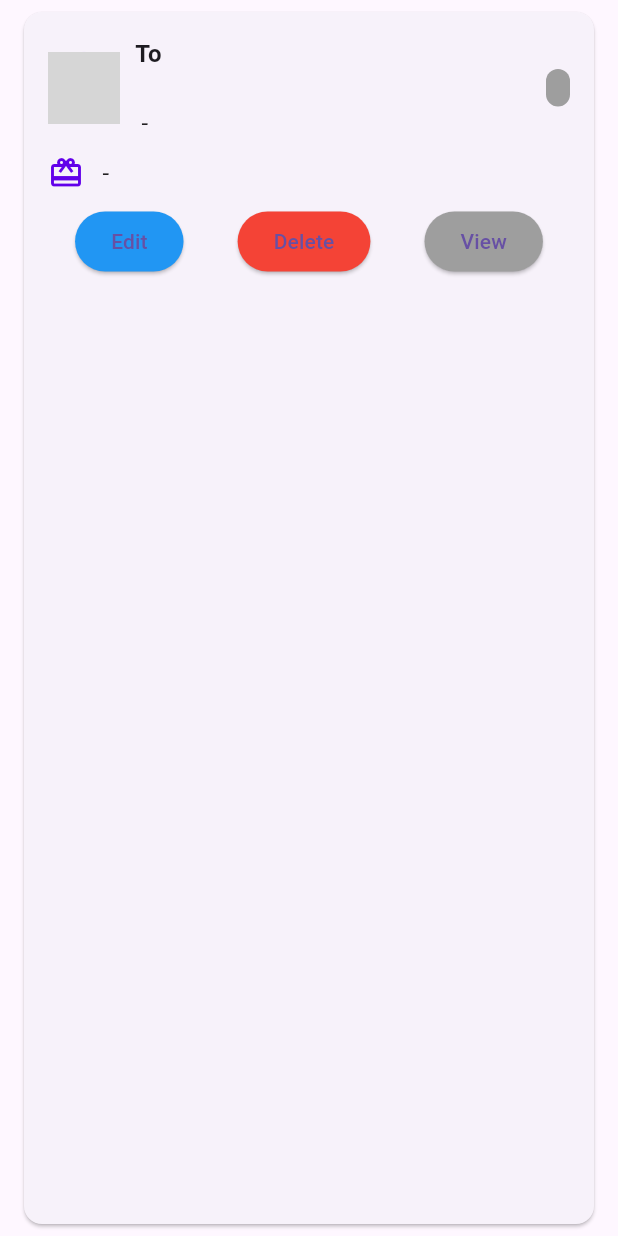
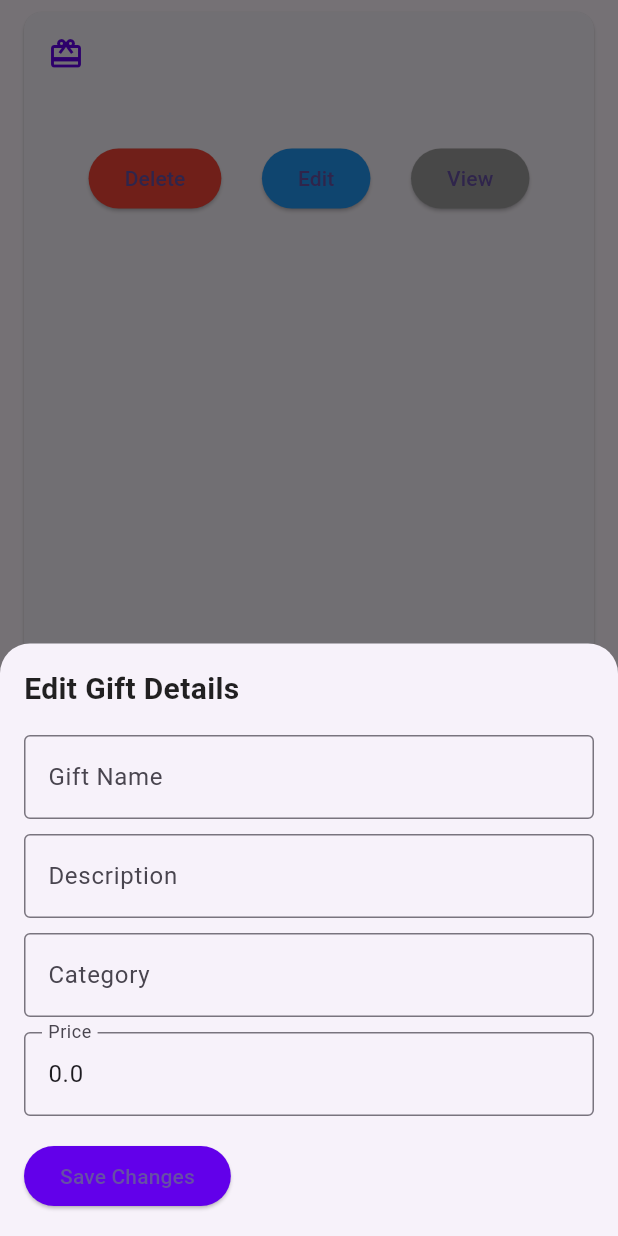
Before and after one commit to adham137/Flutter_Gifting_App, a Flutter app: the GiftCard widget shown alone on an empty page, opened directly with empty values, after a tap on "Edit", on a phone screen of 412 x 824 dp. Run offline on Flutter 3.47's test engine with Material 3 defaults, Android fonts, the phone set to English and light mode, and no system bars; our stand-ins replace cloud_firestore, firebase_auth, firebase_core, firebase_database; accounts and stored records are empty; generated files the repository leaves out were written again; statements that could not run were skipped; grey boxes are pictures that could not be loaded.

Commit message:
Done CRUD for gifts

```diff
--- a/flutter_gifting_app/lib/components/gift_card.dart
+++ b/flutter_gifting_app/lib/components/gift_card.dart
@@ -1,34 +1,137 @@
 import 'package:flutter/material.dart';
+import 'package:cloud_firestore/cloud_firestore.dart';
+import '../utils/user_manager.dart';
+import 'action_button.dart';
+import '../models/gift.dart';
 import '../utils/colors.dart';
 import '../utils/fonts.dart';
-import 'action_button.dart';
-import '../utils/user_manager.dart';
 
 class GiftCard extends StatelessWidget {
-  final String recipientName;
-  final String recipientImage;
-  final String location;
-  final String date;
-  final String time;
-  final String giftName;
-  final String category;
-  final String status;
-  final String userId; // ID of the user who created the event
+  final GiftModel gift;
+  final VoidCallback onGiftUpdated;
+  final VoidCallback onGiftDeleted;
+  final String userId;
 
   const GiftCard({
-    required this.recipientName,
-    required this.recipientImage,
-    required this.location,
-    required this.date,
-    required this.time,
-    required this.giftName,
-    required this.category,
-    required this.status,
+    required this.gift,
+    required this.onGiftUpdated,
+    required this.onGiftDeleted,
     required this.userId,
   });
 
+  void _showGiftDetails(BuildContext context, {bool isEditing = false}) {
+    final TextEditingController nameController = TextEditingController(text: gift.name);
+    final TextEditingController descriptionController = TextEditingController(text: gift.description);
+    final TextEditingController categoryController = TextEditingController(text: gift.category);
+    final TextEditingController priceController = TextEditingController(text: gift.price.toString());
+
+    showModalBottomSheet(
+      context: context,
+      isScrollControlled: true,
+      shape: RoundedRectangleBorder(
+        borderRadius: BorderRadius.vertical(top: Radius.circular(20)),
+      ),
+      builder: (context) {
+        return Padding(
+          padding: EdgeInsets.only(
+            top: 16,
+            left: 16,
+            right: 16,
+            bottom: MediaQuery.of(context).viewInsets.bottom + 16,
+          ),
+          child: Column(
+            mainAxisSize: MainAxisSize.min,
+            crossAxisAlignment: CrossAxisAlignment.start,
+            children: [
+              Text(isEditing ? "Edit Gift Details" : "Gift Details", style: AppFonts.header),
+              const SizedBox(height: 16),
+              TextField(
+                controller: nameController,
+                enabled: isEditing,
+                decoration: InputDecoration(labelText: "Gift Name", border: OutlineInputBorder()),
+              ),
+              const SizedBox(height: 10),
+              TextField(
+                controller: descriptionController,
+                enabled: isEditing,
+                decoration: InputDecoration(labelText: "Description", border: OutlineInputBorder()),
+              ),
+              const SizedBox(height: 10),
+              TextField(
+                controller: categoryController,
+                enabled: isEditing,
+                decoration: InputDecoration(labelText: "Category", border: OutlineInputBorder()),
+              ),
+              const SizedBox(height: 10),
+              TextField(
+                controller: priceController,
+                keyboardType: TextInputType.number,
+                enabled: isEditing,
+                decoration: InputDecoration(labelText: "Price", border: OutlineInputBorder()),
+              ),
+              const SizedBox(height: 16),
+              if (isEditing)
+                ElevatedButton(
+                  style: ElevatedButton.styleFrom(
+                    backgroundColor: AppColors.primary,
+                  ),
+                  onPressed: () async {
+                    final updatedGift = GiftModel(
+                      giftId: gift.giftId,
+                      eventId: gift.eventId,
+                      name: nameController.text,
+                      description: descriptionController.text,
+                      category: categoryController.text,
+                      price: double.parse(priceController.text),
+                      status: gift.status,
+                      pledgedBy: gift.pledgedBy,
+                      imageUrl: gift.imageUrl,
+                    );
+                    await GiftModel.updateGift(gift.giftId, updatedGift.toFirestore());
+                    onGiftUpdated();
+                    Navigator.pop(context);
+                  },
+                  child: Text("Save Changes"),
+                ),
+            ],
+          ),
+        );
+      },
+    );
+  }
+
+  void _confirmDelete(BuildContext context) {
+    showDialog(
+      context: context,
+      builder: (context) {
+        return AlertDialog(
+          title: Text("Delete Gift"),
+          content: Text("Are you sure you want to delete this gift?"),
+          actions: [
+            TextButton(
+              onPressed: () => Navigator.pop(context),
+              child: Text("Cancel", style: TextStyle(color: AppColors.secondary)),
+            ),
+            ElevatedButton(
+              style: ElevatedButton.styleFrom(
+                backgroundColor: Colors.red,
+              ),
+              onPressed: () async {
+                await GiftModel.deleteGift(gift.giftId);
+                onGiftDeleted();
+                Navigator.pop(context);
+              },
+              child: Text("Delete"),
+            ),
+          ],
+        );
+      },
+    );
+  }
+
   @override
   Widget build(BuildContext context) {
+
     bool isMyEvent = (userId == UserManager.currentUserId);
 
     return Card(
@@ -38,79 +141,49 @@ class GiftCard extends StatelessWidget {
         child: Column(
           crossAxisAlignment: CrossAxisAlignment.start,
           children: [
-            // Header Section
-            Row(
-              children: [
-                CircleAvatar(
-                  backgroundImage: AssetImage(recipientImage),
-                  radius: 24,
-                ),
-                const SizedBox(width: 10),
-                Column(
-                  crossAxisAlignment: CrossAxisAlignment.start,
-                  children: [
-                    Text("To $recipientName", style: AppFonts.subtitle),
-                    Text(
-                      "$location\n$date - $time",
-                      style: AppFonts.body,
-                    ),
-                  ],
-                ),
-                Spacer(),
-                StatusBadge(status: status),
-              ],
-            ),
-
-            const SizedBox(height: 10),
-
-            // Gift Details Section
+            // Gift Header
             Row(
               children: [
                 Icon(Icons.card_giftcard, color: AppColors.primary),
-                const SizedBox(width: 8),
-                Text(
-                  "$giftName - $category",
-                  style: AppFonts.body,
-                ),
+                const SizedBox(width: 10),
+                Text(gift.name, style: AppFonts.subtitle),
               ],
             ),
+            const SizedBox(height: 8),
+            Text(gift.description, style: AppFonts.body),
+            const SizedBox(height: 16),
 
-            const SizedBox(height: 10),
-
-            // Action Buttons Section
+            // Action Buttons
             Row(
-              mainAxisAlignment: MainAxisAlignment.spaceAround,
-              children: isMyEvent
-                  ? [
+              mainAxisAlignment: MainAxisAlignment.spaceEvenly,
+              children: isMyEvent ? [
+                ActionButton(
+                  label: "Delete",
+                  color: Colors.red,
+                  onPressed: () => _confirmDelete(context),
+                ),
                 ActionButton(
                   label: "Edit",
                   color: Colors.blue,
-                        onPressed: () {
-                          // Add Edit Logic Here
-                        },
-                      ),
-                      ActionButton(
-                        label: "Delete",
-                        color: Colors.red,
-                        onPressed: () {
-                          // Add Delete Logic Here
-                        },
+                  onPressed: () => _showGiftDetails(context, isEditing: true),
                 ),
                 ActionButton(
                   label: "View",
                   color: Colors.grey,
-                        onPressed: () {
-                          // Add View Logic Here
-                        },
+                  onPressed: () => _showGiftDetails(context),
                 ),
-                    ]
-                  : [
+
+              ] :
+              [
                 ActionButton(
                   label: "Pledge",
-                        color: Colors.green,
-                        onPressed: () {
-                          // Add Pledge Logic Here
-                        },
+                  color: Colors.yellow,
+                  onPressed: ()=>{},
+                ),
+                ActionButton(
+                  label: "View",
+                  color: Colors.grey,
+                  onPressed: () => _showGiftDetails(context, isEditing: false),
                 ),
               ],
             ),
@@ -120,24 +193,3 @@ class GiftCard extends StatelessWidget {
     );
   }
 }
-
-class StatusBadge extends StatelessWidget {
-  final String status;
-
-  const StatusBadge({required this.status});
-
-  @override
-  Widget build(BuildContext context) {
-    return Container(
-      padding: const EdgeInsets.symmetric(horizontal: 8, vertical: 4),
-      decoration: BoxDecoration(
-        color: AppColors.statusColors[status] ?? Colors.grey,
-        borderRadius: BorderRadius.circular(8),
-      ),
-      child: Text(
-        status,
-        style: AppFonts.badge,
-      ),
-    );
-  }
-}
```
Also changed, not shown: flutter_gifting_app/lib/main.dart (+8 -1 lines), flutter_gifting_app/lib/screens/event_details.dart (+3 -9 lines), flutter_gifting_app/lib/screens/my_pledged_gifts_screen.dart (+11 -11 lines), flutter_gifting_app/lib/screens/parent_page.dart (+12 -7 lines). Lines whose indentation alone changed are shown as unchanged.
